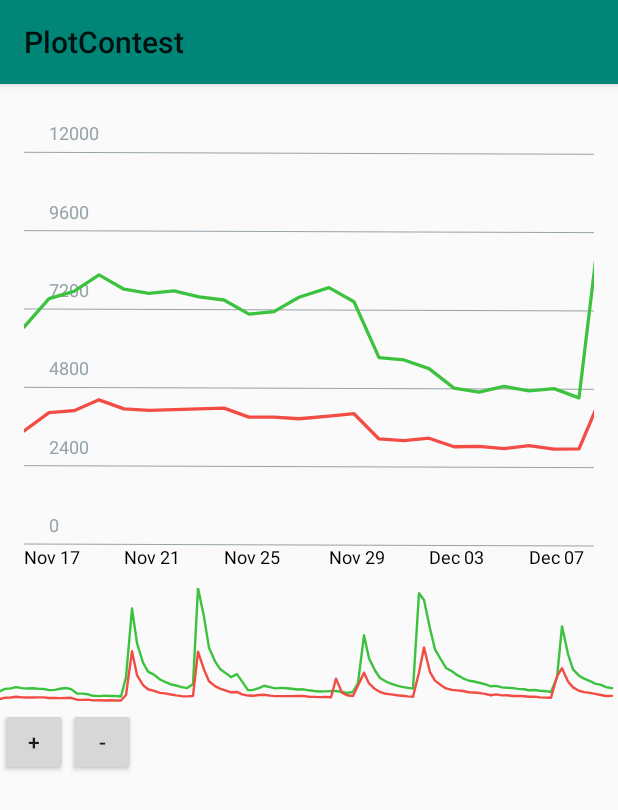
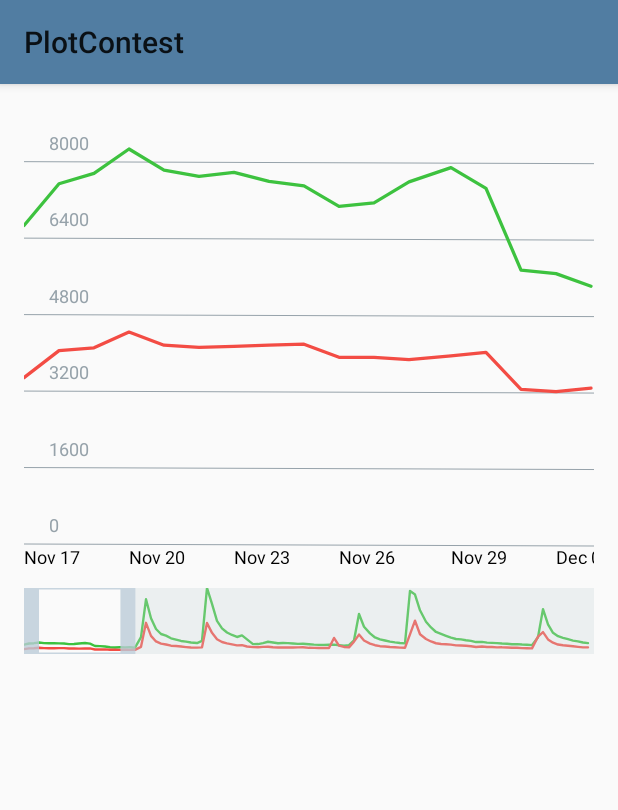
Before and after one commit to FZR/PlotContest, an Android app: the screen it shows after launch (MainActivity), on a phone screen of 412 x 824 dp. Shown: the top 810 px of the screen. Run offline under Robolectric (Android 15) with nearby library versions, the phone set to English and light mode, and no system bars.

Commit message:
- progress;

```diff
--- a/app/build.gradle
+++ b/app/build.gradle
@@ -25,8 +25,9 @@ android {
 
 dependencies {
     implementation fileTree(include: ['*.jar'], dir: 'libs')
-    implementation 'androidx.appcompat:appcompat:1.0.0-beta01'
+    implementation 'androidx.appcompat:appcompat:1.0.2'
     implementation 'androidx.constraintlayout:constraintlayout:1.1.3'
+    implementation 'androidx.cardview:cardview:1.0.0'
     testImplementation 'junit:junit:4.12'
     androidTestImplementation 'androidx.test:runner:1.1.0-alpha4'
     androidTestImplementation 'androidx.test.espresso:espresso-core:3.1.0-alpha4'
--- a/app/src/main/java/com/josfzr/plotcontest/MainActivity.java
+++ b/app/src/main/java/com/josfzr/plotcontest/MainActivity.java
@@ -4,7 +4,7 @@ import android.os.Bundle;
 import android.view.View;
 
 import com.josfzr.plotcontest.data.DataSet;
-import com.josfzr.plotcontest.plotter.MiniPlotViewContainer;
+import com.josfzr.plotcontest.plotter.MiniPlotView;
 import com.josfzr.plotcontest.plotter.PlotView;
 
 import androidx.appcompat.app.AppCompatActivity;
@@ -18,12 +18,13 @@ public class MainActivity extends AppCompatActivity {
         setContentView(R.layout.activity_main);
 
         PlotView plotView = findViewById(R.id.plot_view);
-        MiniPlotViewContainer container = findViewById(R.id.mini_plot_container);
-        container.setPanListener(plotView);
-        View b = findViewById(R.id.minus);
-        b.setOnClickListener(v -> plotView.setPlotScaleX(plotView.getPlotScaleX() - 1));
+        MiniPlotView miniPlotView = findViewById(R.id.mini_plot_view);
+        //MiniPlotViewContainer container = findViewById(R.id.mini_plot_container);
+        miniPlotView.setPanListener(plotView);
+        /*View b = findViewById(R.id.minus);
+        b.setOnClickListener(v -> plotView.setPlotScaleX(plotView.getPlotScaleX() - 1.2f));
         b = findViewById(R.id.plus);
-        b.setOnClickListener(v -> plotView.setPlotScaleX(plotView.getPlotScaleX() + 1));
+        b.setOnClickListener(v -> plotView.setPlotScaleX(plotView.getPlotScaleX() + 1.2f));*/
         plotView.post(() -> {
             /*List<DataSet_Old> dataSets = new ArrayList<>();
             dataSets.add(TestDataProvider.provideTestData());
@@ -32,8 +33,7 @@ public class MainActivity extends AppCompatActivity {
             //dataSets.add(TestDataProvider.provideTestData());
             //dataSets.add(TestDataProvider.provideTestData());
             plotView.setDataSet(dataSet);
-            PlotView mini = findViewById(R.id.plot_view_mini);
-            mini.setDataSet(dataSet);
+            miniPlotView.setDataSet(dataSet);
         });
     }
 }
--- /dev/null
+++ b/app/src/main/java/com/josfzr/plotcontest/plotter/KnobListener.java
@@ -0,0 +1,11 @@
+package com.josfzr.plotcontest.plotter;
+
+import android.graphics.RectF;
+
+public interface KnobListener {
+    void onPanned(RectF projection/*float dx, float dy*/);
+    void onPanStop();
+    void onScale(float x, float y);
+
+    void updateProjection(RectF projection);
+}
--- /dev/null
+++ b/app/src/main/java/com/josfzr/plotcontest/plotter/MiniPlotView.java
@@ -0,0 +1,167 @@
+package com.josfzr.plotcontest.plotter;
+
+import android.content.Context;
+import android.content.res.Resources;
+import android.graphics.Bitmap;
+import android.graphics.Canvas;
+import android.graphics.Color;
+import android.graphics.Paint;
+import android.graphics.PorterDuff;
+import android.graphics.PorterDuffXfermode;
+import android.graphics.RectF;
+import android.util.AttributeSet;
+import android.view.MotionEvent;
+
+import com.josfzr.plotcontest.R;
+
+import androidx.annotation.Nullable;
+import androidx.core.content.ContextCompat;
+
+public class MiniPlotView extends PlotView {
+
+    private static final int NO_HANDLE = -1;
+    private static final int LEFT = 0;
+    private static final int RIGHT = 1;
+
+    private KnobListener mKnobListener;
+    private RectF mKnobRect, mProjection;
+    private int mFillColor;
+    private int mKnobHandlesColor;
+    private Paint mPaint = new Paint(Paint.ANTI_ALIAS_FLAG);
+    private Paint mKnobPaint = new Paint(Paint.ANTI_ALIAS_FLAG);
+
+    private int mSelectedHandle = NO_HANDLE;
+
+    private float mKnobTop, mKnobHandleWidth;
+
+    private Canvas mFillCanvas;
+    private Bitmap mFillBitmap;
+
+    private float mStartX = 0f;
+
+    private float mKnobMinSize;
+
+    public MiniPlotView(Context context) {
+        this(context, null);
+    }
+
+    public MiniPlotView(Context context, @Nullable AttributeSet attrs) {
+        this(context, attrs, 0);
+    }
+
+    public MiniPlotView(Context context, @Nullable AttributeSet attrs, int defStyleAttr) {
+        super(context, attrs, defStyleAttr);
+
+        mKnobPaint.setXfermode(new PorterDuffXfermode(PorterDuff.Mode.CLEAR));
+
+        Resources r = context.getResources();
+        mFillColor = ContextCompat.getColor(context, R.color.mini_plot_fill);
+        mKnobHandlesColor = ContextCompat.getColor(context, R.color.knob_handles_color);
+
+        mKnobTop = r.getDimension(R.dimen.knob_top);
+        mKnobHandleWidth = r.getDimension(R.dimen.knob_side_handles_width);
+        mProjection = new RectF(0, 0, .142f, 1f);
+    }
+
+    public void setPanListener(KnobListener knobListener) {
+        mKnobListener = knobListener;
+    }
+
+    @Override
+    protected void onSizeChanged(int w, int h, int oldw, int oldh) {
+        super.onSizeChanged(w, h, oldw, oldh);
+        mFillBitmap = Bitmap.createBitmap(
+                w - getPaddingLeft() - getPaddingRight(),
+                h - getPaddingTop() - getPaddingBottom(),
+                Bitmap.Config.ARGB_8888
+        );
+        mFillCanvas = new Canvas(mFillBitmap);
+        mKnobRect = new RectF(getPaddingLeft(),
+                getPaddingTop(),
+                ((w - getPaddingRight()) / 7f) + (mKnobHandleWidth * 2),
+                h - getPaddingBottom()
+        );
+
+        mKnobMinSize = mKnobRect.width();
+    }
+
+    @Override
+    public boolean onTouchEvent(MotionEvent event) {
+        boolean isConsumed = false;
+
+        if (event.getActionMasked() == MotionEvent.ACTION_DOWN) {
+            isConsumed = true;
+            if (mKnobListener != null) {
+                mSelectedHandle = testKnobsHitOnRect(mKnobRect, event.getX(), mKnobHandleWidth);
+                if (mSelectedHandle != NO_HANDLE) {
+                    return true;
+                }
+                if (mKnobRect.contains(event.getX(), 0f)) {
+                    mStartX = event.getX() - mKnobRect.left;
+                }
+            }
+        } else if (event.getActionMasked() == MotionEvent.ACTION_MOVE) {
+            isConsumed = true;
+            if (mKnobListener != null) {
+                if (mSelectedHandle == NO_HANDLE) {
+                    if (mKnobRect.contains(event.getX(), 0)) {
+                        float x = event.getX() - mStartX;
+                        x = Math.max(Math.min(x, getMeasuredWidth() - mKnobRect.width()), 0);
+                        mKnobRect.offsetTo(x, 0f);
+                        mProjection.offsetTo(mKnobRect.left / getMeasuredWidth(), 0f);
+                        mKnobListener.updateProjection(mProjection);
+                    }
+                } else {
+                    if (mSelectedHandle == RIGHT) {
+                        mKnobRect.right = Math.min(Math.max(event.getX(), mKnobRect.left + mKnobMinSize), getMeasuredWidth());
+                    } else {
+                        mKnobRect.left = Math.max(Math.min(event.getX(), mKnobRect.right - mKnobMinSize), 0);
+                    }
+
+                    mProjection.left = mKnobRect.left / getMeasuredWidth();
+                    mProjection.right = mKnobRect.right / getMeasuredWidth();
+
+                    mKnobListener.updateProjection(mProjection);
+                }
+                invalidate();
+            }
+        } else if (event.getActionMasked() == MotionEvent.ACTION_UP) {
+            isConsumed = true;
+            if (mKnobListener != null) {
+                mKnobListener.onPanStop();
+            }
+
+            mSelectedHandle = NO_HANDLE;
+        }
+
+        return isConsumed;
+    }
+
+    private int testKnobsHitOnRect(RectF rect, float hitX, float knobHandleSize) {
+        if (hitX >= rect.left && hitX <= rect.left + knobHandleSize) {
+            return LEFT;
+        } else if (hitX >= rect.right - knobHandleSize && hitX <= rect.right) {
+            return RIGHT;
+        }
+
+        return NO_HANDLE;
+    }
+
+    @Override
+    protected void onDraw(Canvas canvas) {
+        super.onDraw(canvas);
+        mFillBitmap.eraseColor(Color.TRANSPARENT);
+        mPaint.setColor(mFillColor);
+        mFillCanvas.drawRect(0, 0, getMeasuredWidth(), getMeasuredHeight(), mPaint);
+        mPaint.setColor(mKnobHandlesColor);
+        mFillCanvas.drawRect(mKnobRect, mPaint);
+        mFillCanvas.drawRect(mKnobRect.left + mKnobHandleWidth,
+                mKnobTop,
+                mKnobRect.right - mKnobHandleWidth,
+                mKnobRect.bottom - mKnobTop,
+                mKnobPaint);
+
+        canvas.drawBitmap(mFillBitmap, 0, 0, null);
+
+    }
+}
--- a/app/src/main/java/com/josfzr/plotcontest/plotter/PlotView.java
+++ b/app/src/main/java/com/josfzr/plotcontest/plotter/PlotView.java
@@ -5,24 +5,34 @@ import android.content.res.Resources;
 import android.content.res.TypedArray;
 import android.graphics.Canvas;
 import android.graphics.Rect;
+import android.graphics.RectF;
 import android.util.AttributeSet;
 import android.util.Log;
+import android.view.Gravity;
+import android.view.LayoutInflater;
+import android.view.MotionEvent;
 import android.view.View;
+import android.view.ViewGroup;
+import android.widget.PopupWindow;
+import android.widget.TextView;
 
 import com.josfzr.plotcontest.R;
 import com.josfzr.plotcontest.data.DataSet;
+import com.josfzr.plotcontest.data.PlotData;
 import com.josfzr.plotcontest.plotter.engine.PlottingEngine;
 
 import androidx.annotation.Nullable;
 
 public class PlotView extends View implements PlottingEngine.Drawer,
-        MiniPlotViewContainer.PanListener {
+        KnobListener {
 
     private Rect mPlotViewSize;
 
     private PlottingEngine mPlottingEngine;
 
     private boolean mShowAll, mIsPanning;
+
+    private PopupWindow mPopup;
 
     public PlotView(Context context) {
         this(context, null, 0);
@@ -53,6 +63,14 @@ public class PlotView extends View implements PlottingEngine.Drawer,
         }
 
         mPlottingEngine = new PlottingEngine(context, this, mShowAll, strokeWidth);
+        LayoutInflater inflater = LayoutInflater.from(context);
+        View v = inflater.inflate(R.layout.popup, null);
+        TextView tv = v.findViewById(R.id.date_text);
+        tv.setText("asdasdasd");
+        mPopup = new PopupWindow(v,
+                ViewGroup.LayoutParams.WRAP_CONTENT,
+                ViewGroup.LayoutParams.WRAP_CONTENT);
+
         setLayerType(LAYER_TYPE_HARDWARE, null);
     }
 
@@ -84,9 +102,25 @@ public class PlotView extends View implements PlottingEngine.Drawer,
     }
 
     @Override
-    public void onPanned(float dx, float dy) {
+    public boolean onTouchEvent(MotionEvent event) {
+        //PlotData[] data = mPlottingEngine.getPlotDataAt(event.getX());
+        if (event.getActionMasked() == MotionEvent.ACTION_MOVE
+                || event.getActionMasked() == MotionEvent.ACTION_DOWN) {
+            mPlottingEngine.setCursorAt(event.getX());
+            if (mPopup.isShowing()) {
+                mPopup.update(this, (int) event.getX(), -getMeasuredHeight() + 50, -2, -2);
+            } else {
+                mPopup.showAsDropDown(this, (int) event.getX(), -getMeasuredHeight() + 50);
+            }
+            return true;
+        }
+        return false;
+    }
+
+    @Override
+    public void onPanned(RectF projection/*float dx, float dy*/) {
         mIsPanning = true;
-        mPlottingEngine.pan(dx, dy);
+        mPlottingEngine.pan(projection);
     }
 
     @Override
@@ -115,4 +149,14 @@ public class PlotView extends View implements PlottingEngine.Drawer,
     public void onDrawRequested() {
         invalidate();
     }
+
+    @Override
+    public void onScale(float x, float y) {
+        mPlottingEngine.setScale(x, y);
+    }
+
+    @Override
+    public void updateProjection(RectF projection) {
+        mPlottingEngine.updateProjection(projection);
+    }
 }
--- /dev/null
+++ b/app/src/main/java/com/josfzr/plotcontest/plotter/engine/CursorDrawable.java
@@ -0,0 +1,112 @@
+package com.josfzr.plotcontest.plotter.engine;
+
+import android.content.Context;
+import android.content.res.Resources;
+import android.graphics.Canvas;
+import android.graphics.Paint;
+import android.graphics.Rect;
+
+import com.josfzr.plotcontest.R;
+import com.josfzr.plotcontest.data.DataSet;
+
+import androidx.annotation.NonNull;
+import androidx.core.content.ContextCompat;
+
+class CursorDrawable implements PlotDrawable {
+    private float mDiameter;
+    private float mCursorWidth;
+    private float mCircleStrokeWidth;
+    private float mCurrentX;
+    private float mBottomTextHeight;
+
+    private int mInnerColor, mCursorColor;
+
+    private PlottingEngine mEngine;
+
+    private PlottingEngine.CursorData mCurrentCursor;
+
+    private Paint mPaint = new Paint(Paint.ANTI_ALIAS_FLAG);
+
+    private Rect mViewSize;
+
+    public CursorDrawable(@NonNull Context context,
+                          @NonNull PlottingEngine plottingEngine) {
+        mEngine = plottingEngine;
+        Resources r = context.getResources();
+
+        mPaint.setStyle(Paint.Style.FILL);
+        mInnerColor = ContextCompat.getColor(context, R.color.white);
+        mCursorColor = ContextCompat.getColor(context, R.color.cursor_color);
+        mDiameter = r.getDimension(R.dimen.cursor_circle_diameter);
+        mCursorWidth = r.getDimension(R.dimen.cursor_width);
+        mCircleStrokeWidth = r.getDimension(R.dimen.cursor_circle_stroke_width);
+        mBottomTextHeight = r.getDimension(R.dimen.plot_text_size);
+    }
+
+    @Override
+    public void draw(Canvas canvas) {
+        if (mCurrentCursor == null) return;
+
+        int count = mCurrentCursor.mCursorPoints.length;
+        float outerRadius = mDiameter * .5f;
+        float innerRadius = (mDiameter - mCircleStrokeWidth) * .5f;
+
+        canvas.save();
+        canvas.translate(-mEngine.getViewport().left, 0);
+        float x = mCurrentCursor.x * mEngine.getScaleX();
+        mPaint.setColor(mCursorColor);
+        canvas.drawLine((x) - (mCursorWidth * .5f),
+                0,
+                (x) + (mCursorWidth * .5f),
+                mViewSize.bottom,
+                mPaint);
+
+        for (int i = 0; i < count; i++) {
+            PlottingEngine.CursorPoint point = mCurrentCursor.mCursorPoints[i];
+            mPaint.setColor(point.mColor);
+            float y = mViewSize.top + mViewSize.height() - (point.y * mEngine.getValueToPixelY());
+            canvas.drawCircle(
+                    x,
+                    y,
+                    outerRadius,
+                    mPaint);
+            mPaint.setColor(mInnerColor);
+            canvas.drawCircle(
+                    x,
+                    y,
+                    innerRadius,
+                    mPaint);
+        }
+
+        canvas.restore();
+    }
+
+    @Override
+    public boolean animate(float delta) {
+        return true;
+    }
+
+    @Override
+    public void onNewSize(Rect viewSize) {
+        mViewSize = new Rect(viewSize);
+        mViewSize.bottom -= mBottomTextHeight;
+    }
+
+    @Override
+    public void onNewMinMax(long[] minMax) {
+
+    }
+
+    @Override
+    public void setData(DataSet dataSet) {
+
+    }
+
+    public void setCursor(PlottingEngine.CursorData data) {
+        mCurrentCursor = data;
+    }
+
+    public PlottingEngine.CursorData getCurrentCursor() {
+        return mCurrentCursor;
+    }
+}
--- a/app/src/main/java/com/josfzr/plotcontest/plotter/engine/GridDrawable.java
+++ b/app/src/main/java/com/josfzr/plotcontest/plotter/engine/GridDrawable.java
@@ -76,7 +76,7 @@ class GridDrawable implements PlotDrawable {
             line.mAlpha = (int) Math.min(line.mAlpha + diff, 255);
         }
 
-        return mLinesForAnimation != null && mLinesForAnimation.size() > 0;
+        return mLinesForAnimation == null || mLinesForAnimation.size() == 0;
     }
 
     @Override
--- a/app/src/main/java/com/josfzr/plotcontest/plotter/engine/LinePlotDrawable.java
+++ b/app/src/main/java/com/josfzr/plotcontest/plotter/engine/LinePlotDrawable.java
@@ -25,7 +25,8 @@ class LinePlotDrawable implements PlotDrawable {
     private Paint mPlotPaint;
 
     private HashMap<String, Path> mPaths;
-    private List<PlottingEngine.Line> mLines;
+    private List<PlottingEngine.Line> mAllLines;
+    private List<PlottingEngine.Line> mCurrentLines;
 
     private DataSet mDataSet;
     private int[] mStartEndIndices = new int[2];
@@ -53,7 +54,7 @@ class LinePlotDrawable implements PlotDrawable {
         canvas.translate(-mEngine.getViewport().left, 0);
 
         for (int i = mStartEndIndices[0]; i < mStartEndIndices[1]; i++) {
-            for (PlottingEngine.Line line : mLines) {
+            for (PlottingEngine.Line line : mCurrentLines) {
                 PlottingEngine.LinePoint point = line.points.get(i);
                 Path p = mPaths.get(line.id);
 
@@ -85,7 +86,7 @@ class LinePlotDrawable implements PlotDrawable {
 
     @Override
     public boolean animate(float delta) {
-        return false;
+        return true;
     }
 
     @Override
@@ -106,7 +107,7 @@ class LinePlotDrawable implements PlotDrawable {
         float offsetX = mEngine.getValueToPixelX();
 
         mPaths = new HashMap<>(mDataSet.getColumns().length - 1);
-        mLines = new ArrayList<>(mDataSet.getColumns().length - 1);
+        mAllLines = new ArrayList<>(mDataSet.getColumns().length - 1);
 
         for (Column column : mDataSet.getColumns()) {
             if (column.getType() == Column.TYPE_X) continue;
@@ -117,7 +118,7 @@ class LinePlotDrawable implements PlotDrawable {
             line.id = column.getId();
             line.color = ((LineData) column).getColor();
             line.points = points;
-            mLines.add(line);
+            mAllLines.add(line);
 
             for (int i = 0; i < dataPointsCount; i++) {
                 PlotData dataPoint = column.getValues().get(i);
@@ -128,9 +129,35 @@ class LinePlotDrawable implements PlotDrawable {
                 points.add(lp);
             }
         }
+
+        mCurrentLines = new ArrayList<>(mAllLines);
     }
 
-    List<PlottingEngine.Line> getLines() {
-        return mLines;
+    void hideLine(String id) {
+        for (int i = mCurrentLines.size() - 1; i >= 0; i--) {
+            PlottingEngine.Line l = mCurrentLines.get(i);
+            if (l.id.equals(id)) {
+                mCurrentLines.remove(i);
+                break;
+            }
+        }
+    }
+
+    void showLine(String id) {
+        for (int i = 0; i < mAllLines.size(); i++) {
+            PlottingEngine.Line l = mAllLines.get(i);
+            if (l.id.equals(id)) {
+                mCurrentLines.add(l);
+                break;
+            }
+        }
+    }
+
+    List<PlottingEngine.Line> getCurrentLines() {
+        return mCurrentLines;
+    }
+
+    List<PlottingEngine.Line> getAllLines() {
+        return mAllLines;
     }
 }
--- a/app/src/main/java/com/josfzr/plotcontest/plotter/engine/PlotDrawable.java
+++ b/app/src/main/java/com/josfzr/plotcontest/plotter/engine/PlotDrawable.java
@@ -10,7 +10,8 @@ public interface PlotDrawable {
 
     /**
      * @param delta - delta between frames
-     * @return {@link Boolean#TRUE} if drawable did animate. {@link Boolean#FALSE} if it didn't animate
+     * @return {@link Boolean#TRUE} if drawable finished animation or didn't animate.
+     * {@link Boolean#FALSE} if it didn't finish animating
      */
     boolean animate(float delta);
     void onNewSize(Rect viewSize);
--- a/app/src/main/res/layout/activity_main.xml
+++ b/app/src/main/res/layout/activity_main.xml
@@ -19,40 +19,15 @@
         android:layout_height="320dp" />
 
 
-    <com.josfzr.plotcontest.plotter.MiniPlotViewContainer
-        android:id="@+id/mini_plot_container"
+    <com.josfzr.plotcontest.plotter.MiniPlotView
+        android:id="@+id/mini_plot_view"
+        android:layout_marginStart="16dp"
+        android:layout_marginEnd="16dp"
         android:layout_marginTop="16dp"
+        android:layout_marginBottom="16dp"
+        app:showAll="true"
+        app:strokeWidth="1.6dp"
         android:layout_width="match_parent"
-        android:layout_height="80dp">
-
-        <com.josfzr.plotcontest.plotter.PlotView
-            android:id="@+id/plot_view_mini"
-            app:showAll="true"
-            app:strokeWidth="1.6dp"
-            android:layout_width="match_parent"
-            android:layout_height="match_parent" />
-
-    </com.josfzr.plotcontest.plotter.MiniPlotViewContainer>
-
-    <LinearLayout
-        android:orientation="horizontal"
-        android:layout_width="match_parent"
-        android:layout_height="wrap_content">
-
-        <Button
-            android:id="@+id/plus"
-            android:text="+"
-            android:layout_width="45dp"
-            android:layout_height="45dp" />
-
-        <Button
-            android:id="@+id/minus"
-            android:text="-"
-            android:layout_width="45dp"
-            android:layout_height="45dp" />
-
-    </LinearLayout>
-
-
+        android:layout_height="44dp" />
 
 </LinearLayout>
--- a/app/src/main/res/values/colors.xml
+++ b/app/src/main/res/values/colors.xml
@@ -1,10 +1,16 @@
 <?xml version="1.0" encoding="utf-8"?>
 <resources>
-    <color name="colorPrimary">#008577</color>
-    <color name="colorPrimaryDark">#00574B</color>
-    <color name="colorAccent">#D81B60</color>
+    <color name="colorPrimary">#517da2</color>
+    <color name="colorPrimaryDark">#426382</color>
+    <color name="colorAccent">#7BC9AA</color>
 
     <color name="day_segmentation_line_color">#9996a2aa</color>
     <color name="day_plot_text_color">#96a2aa</color>
     <color name="day_selection_line_color">#e5ebef</color>
+
+    <color name="mini_plot_fill">#4dcad7db</color>
+    <color name="knob_handles_color">#b3bacbd8</color>
+
+    <color name="white">#fff</color>
+    <color name="cursor_color">#c4d2db</color>
 </resources>
--- a/app/src/main/res/values/dimens.xml
+++ b/app/src/main/res/values/dimens.xml
@@ -6,4 +6,10 @@
     <dimen name="plot_text_size">12sp</dimen>
     <dimen name="plot_stroke_width">3dp</dimen>
     <dimen name="plot_over_scroll">25dp</dimen>
+    <dimen name="knob_side_handles_width">10dp</dimen>
+    <dimen name="knob_top">1dp</dimen>
+
+    <dimen name="cursor_circle_diameter">12.3dp</dimen>
+    <dimen name="cursor_circle_stroke_width">3dp</dimen>
+    <dimen name="cursor_width">2dp</dimen>
 </resources>
--- a/app/src/main/res/values/themes.xml
+++ b/app/src/main/res/values/themes.xml
@@ -6,6 +6,7 @@
         <item name="colorPrimary">@color/colorPrimary</item>
         <item name="colorAccent">@color/colorAccent</item>
         <item name="colorPrimaryDark">@color/colorPrimaryDark</item>
+        <item name="android:textColor">@color/white</item>
     </style>
 
     <style name="DarkTheme" parent="LightTheme">
--- a/build.gradle
+++ b/build.gradle
@@ -4,8 +4,8 @@ buildscript {
     repositories {
         google()
         jcenter()
+    }
 
-    }
     dependencies {
         classpath 'com.android.tools.build:gradle:3.3.1'
 
```
Also changed, not shown: app/src/main/java/com/josfzr/plotcontest/plotter/MiniPlotViewContainer.java (+38 -7 lines), app/src/main/java/com/josfzr/plotcontest/plotter/engine/PlottingEngine.java (+88 -9 lines), app/src/main/java/com/josfzr/plotcontest/plotter/engine/XAxisDrawable.java (+17 -1 lines), app/src/main/res/layout/popup.xml (added, +38 -0 lines), app/src/main/res/layout/popup_item_data.xml (added, +25 -0 lines).
